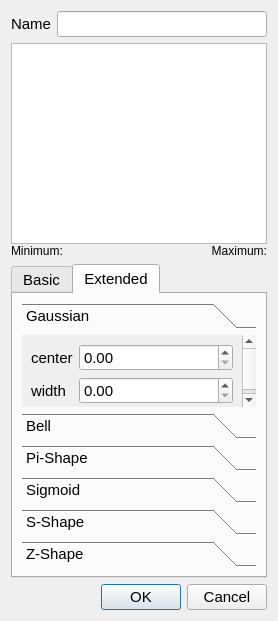
fuzzylite/fuzzylite, file qtfuzzylite/ui/Term.ui: the form before one commit.
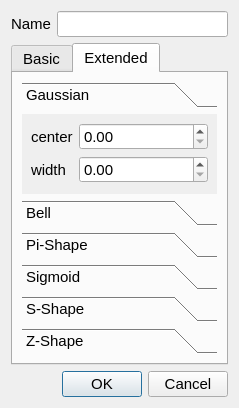
The form after the commit. The open tabs and pages were chosen to show the change. Icons and pictures are not drawn. Custom widgets are drawn as their Qt base class.

```diff
--- a/qtfuzzylite/ui/Term.ui
+++ b/qtfuzzylite/ui/Term.ui
@@ -6,8 +6,8 @@
    <rect>
     <x>0</x>
     <y>0</y>
-    <width>276</width>
-    <height>621</height>
+    <width>237</width>
+    <height>408</height>
    </rect>
   </property>
   <property name="sizePolicy">
@@ -57,97 +57,6 @@
       <number>0</number>
      </property>
      <item>
-      <widget class="fl::qt::Canvas" name="canvas">
-       <property name="sizePolicy">
-        <sizepolicy hsizetype="MinimumExpanding" vsizetype="MinimumExpanding">
-         <horstretch>0</horstretch>
-         <verstretch>0</verstretch>
-        </sizepolicy>
-       </property>
-       <property name="minimumSize">
-        <size>
-         <width>256</width>
-         <height>150</height>
-        </size>
-       </property>
-       <property name="frameShape">
-        <enum>QFrame::StyledPanel</enum>
-       </property>
-       <property name="frameShadow">
-        <enum>QFrame::Sunken</enum>
-       </property>
-       <property name="lineWidth">
-        <number>1</number>
-       </property>
-       <property name="verticalScrollBarPolicy">
-        <enum>Qt::ScrollBarAlwaysOff</enum>
-       </property>
-       <property name="horizontalScrollBarPolicy">
-        <enum>Qt::ScrollBarAlwaysOff</enum>
-       </property>
-       <property name="renderHints">
-        <set>QPainter::Antialiasing|QPainter::HighQualityAntialiasing|QPainter::SmoothPixmapTransform|QPainter::TextAntialiasing</set>
-       </property>
-       <property name="resizeAnchor">
-        <enum>QGraphicsView::AnchorViewCenter</enum>
-       </property>
-       <property name="viewportUpdateMode">
-        <enum>QGraphicsView::FullViewportUpdate</enum>
-       </property>
-       <property name="optimizationFlags">
-        <set>QGraphicsView::DontSavePainterState</set>
-       </property>
-      </widget>
-     </item>
-     <item>
-      <layout class="QHBoxLayout" name="horizontalLayout_4">
-       <property name="topMargin">
-        <number>0</number>
-       </property>
-       <item>
-        <widget class="QLabel" name="lbl_minimum">
-         <property name="sizePolicy">
-          <sizepolicy hsizetype="Ignored" vsizetype="Preferred">
-           <horstretch>0</horstretch>
-           <verstretch>0</verstretch>
-          </sizepolicy>
-         </property>
-         <property name="font">
-          <font>
-           <pointsize>9</pointsize>
-          </font>
-         </property>
-         <property name="text">
-          <string>Minimum:</string>
-         </property>
-        </widget>
-       </item>
-       <item>
-        <widget class="QLabel" name="lbl_maximum">
-         <property name="sizePolicy">
-          <sizepolicy hsizetype="Ignored" vsizetype="Preferred">
-           <horstretch>0</horstretch>
-           <verstretch>0</verstretch>
-          </sizepolicy>
-         </property>
-         <property name="font">
-          <font>
-           <pointsize>9</pointsize>
-          </font>
-         </property>
-         <property name="text">
-          <string>Maximum:</string>
-         </property>
-         <property name="alignment">
-          <set>Qt::AlignRight|Qt::AlignTrailing|Qt::AlignVCenter</set>
-         </property>
-        </widget>
-       </item>
-      </layout>
-     </item>
-    </layout>
-   </item>
-   <item>
     <widget class="QTabWidget" name="tabTerms">
      <property name="sizePolicy">
       <sizepolicy hsizetype="MinimumExpanding" vsizetype="MinimumExpanding">
@@ -475,8 +384,8 @@
            <rect>
             <x>0</x>
             <y>0</y>
-            <width>138</width>
-            <height>80</height>
+              <width>195</width>
+              <height>145</height>
            </rect>
           </property>
           <attribute name="label">
@@ -768,6 +677,8 @@
      </widget>
     </widget>
    </item>
+    </layout>
+   </item>
    <item>
     <widget class="QDialogButtonBox" name="buttonBox">
      <property name="orientation">
@@ -780,13 +691,6 @@
    </item>
   </layout>
  </widget>
- <customwidgets>
-  <customwidget>
-   <class>fl::qt::Canvas</class>
-   <extends>QGraphicsView</extends>
-   <header>fl/qt/Canvas.h</header>
-  </customwidget>
- </customwidgets>
  <resources>
   <include location="resources.qrc"/>
  </resources>
```
Left out of the diff: 22 changed lines with no effect on the pictures. Lines whose indentation alone changed are shown as unchanged.
